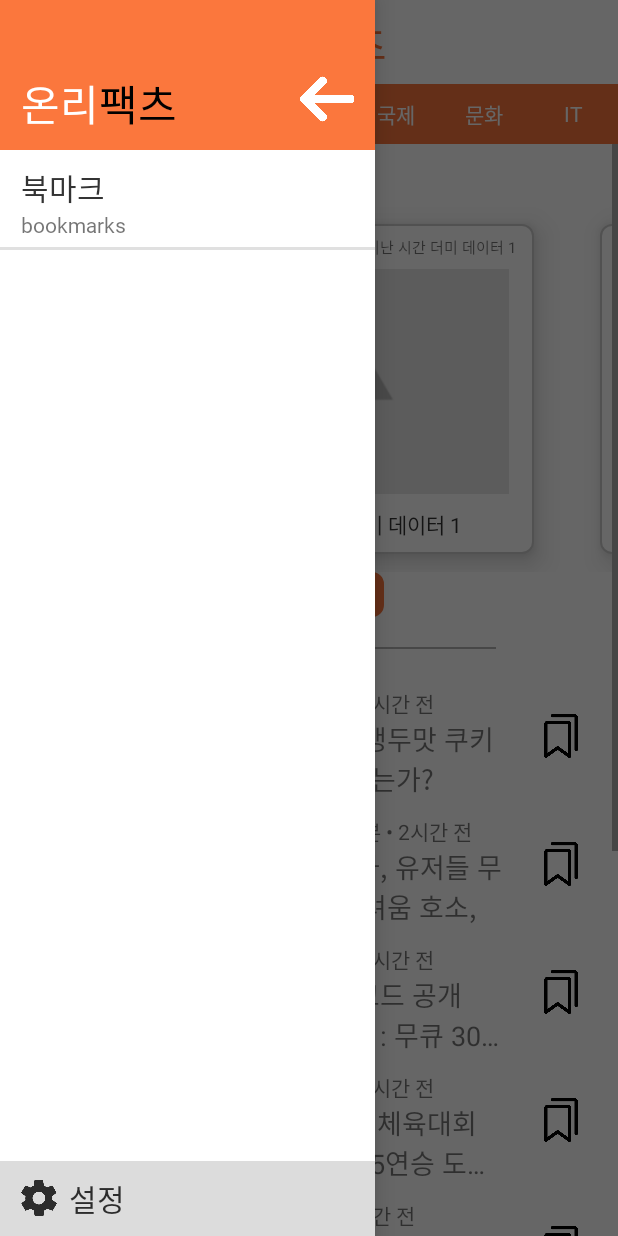
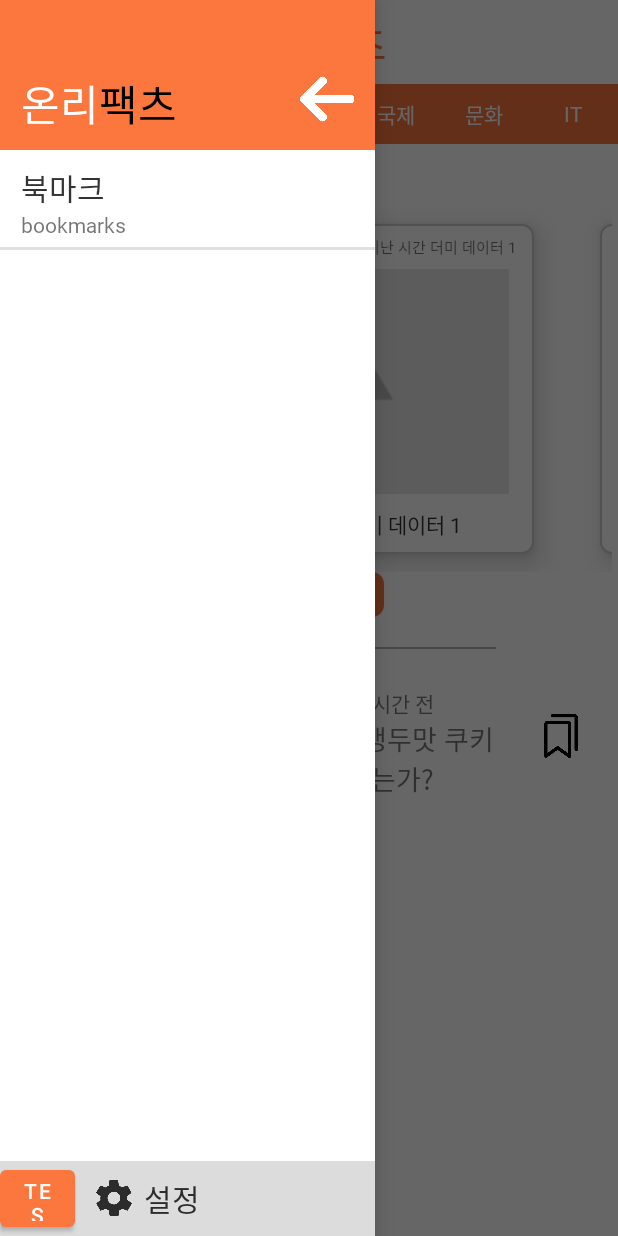
Before and after one commit to TRASALBY/OnlyFactsNews, an Android app: the screen it shows after launch (MainActivity), with the side drawer open, on a phone screen of 412 x 824 dp. Run offline under Robolectric (Android 15) with nearby library versions, the phone set to English and light mode, and no system bars; libraries missing offline, so code that uses them is left out: me.relex.circleindicator; 4 statements that could not run were skipped.

Commit message:
0520 2th commit

```diff
--- a/app/src/main/java/com/example/onlyfacts/MainActivity.java
+++ b/app/src/main/java/com/example/onlyfacts/MainActivity.java
@@ -7,13 +7,16 @@ import androidx.drawerlayout.widget.DrawerLayout;
 import androidx.viewpager2.widget.ViewPager2;
 
 import android.content.Context;
+import android.content.Intent;
 import android.os.Bundle;
 import android.util.Log;
 import android.view.MotionEvent;
 import android.view.View;
+import android.widget.Button;
 import android.widget.ImageButton;
 import android.widget.TextView;
 
+import com.example.onlyfacts.dbconnthread.TestActivity;
 import com.example.onlyfacts.news_category.FragCulture;
 import com.example.onlyfacts.news_category.FragEconomic;
 import com.example.onlyfacts.news_category.FragHome;
@@ -39,6 +42,7 @@ public class MainActivity extends AppCompatActivity {
 
     private String[] titles = new String[]{"홈","사회","정치","경제","국제", "문화", "IT"};
     private DrawerLayout.DrawerListener listener;
+    Button btn_test;
 
     @Override
     protected void onCreate(Bundle savedInstanceState) {
@@ -48,6 +52,16 @@ public class MainActivity extends AppCompatActivity {
         //좌측 메뉴 슬라이드
         setTabs();
         setDrawer();
+
+        btn_test = findViewById(R.id.btn_test);
+        btn_test.setOnClickListener(new View.OnClickListener() {
+            @Override
+            public void onClick(View v) {
+                Intent intent = new Intent(getApplicationContext(), TestActivity.class);
+                startActivity(intent);
+
+            }
+        });
 
     }
 
--- a/app/src/main/java/com/example/onlyfacts/headnews/Headnews1.java
+++ b/app/src/main/java/com/example/onlyfacts/headnews/Headnews1.java
@@ -24,6 +24,9 @@ public class Headnews1 extends Fragment {
     public View onCreateView(LayoutInflater inflater, ViewGroup container,
                              Bundle savedInstanceState) {
         ViewGroup rootView = (ViewGroup) inflater.inflate(R.layout.headnews1,container,false);
+
+
+
         return rootView;
     }
 }
--- a/app/src/main/java/com/example/onlyfacts/news_category/FragHome.java
+++ b/app/src/main/java/com/example/onlyfacts/news_category/FragHome.java
@@ -111,7 +111,7 @@ public class FragHome extends Fragment {
         recyclerView.setItemAnimator(new DefaultItemAnimator());
         recyclerView.setAdapter(dataAdapter);
 
-        prepareData();
+        list.add(new Data("80",R.drawable.img_dummycookie, "까까뉴스", "1시간 전", "전국 쿠키 체육대회 앵두맛 쿠키 참전 소식! 우승 노리는가?"));
 
         return view;
     }
--- a/app/src/main/res/layout/activity_menu.xml
+++ b/app/src/main/res/layout/activity_menu.xml
@@ -93,6 +93,11 @@
         android:layout_height="50dp"
         android:background="#DCDCDC"
         android:orientation="horizontal">
+        <Button
+            android:text="test"
+            android:id="@+id/btn_test"
+            android:layout_width="50dp"
+            android:layout_height="50dp"/>
         <LinearLayout
             android:layout_width="wrap_content"
             android:layout_height="wrap_content"
--- a/app/src/main/res/layout/activity_news.xml
+++ b/app/src/main/res/layout/activity_news.xml
@@ -75,6 +75,7 @@
             android:src="@drawable/img_dummy_cookierun2" />
 
         <ImageView
+            android:id="@+id/page_down"
             android:layout_width="36dp"
             android:layout_height="36dp"
             android:layout_gravity="left|center"
@@ -82,6 +83,7 @@
             android:src="@drawable/ic_pagedown" />
 
         <ImageView
+            android:id="@+id/page_up"
             android:layout_width="36dp"
             android:layout_height="36dp"
             android:layout_gravity="right|center"
```
Also changed, not shown: app/build.gradle (+7 -1 lines), app/src/main/AndroidManifest.xml (+7 -2 lines), app/src/main/java/com/example/onlyfacts/NewsActivity.java (+20 -0 lines), app/src/main/java/com/example/onlyfacts/dbconnthread/TestActivity.java (added, +42 -0 lines), app/src/main/res/layout/activity_test.xml (added, +19 -0 lines).
